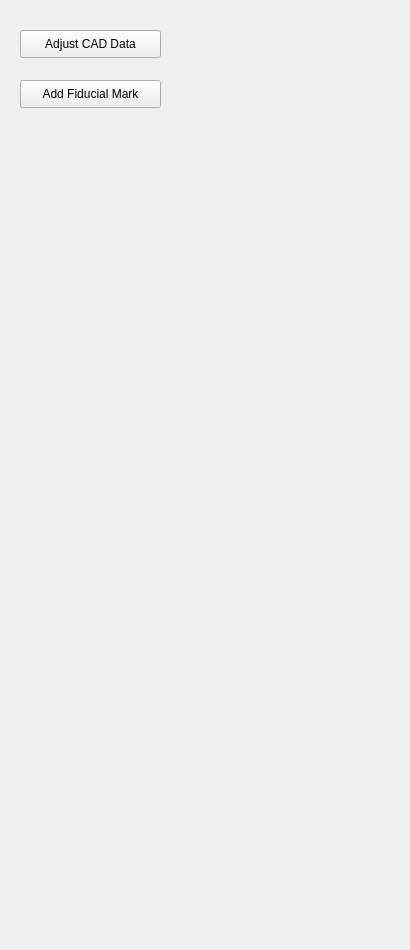
Above: DataModule/FiducialMarkWidget.ui from chuandongxu/AOI before the change. Below: the same form after it.
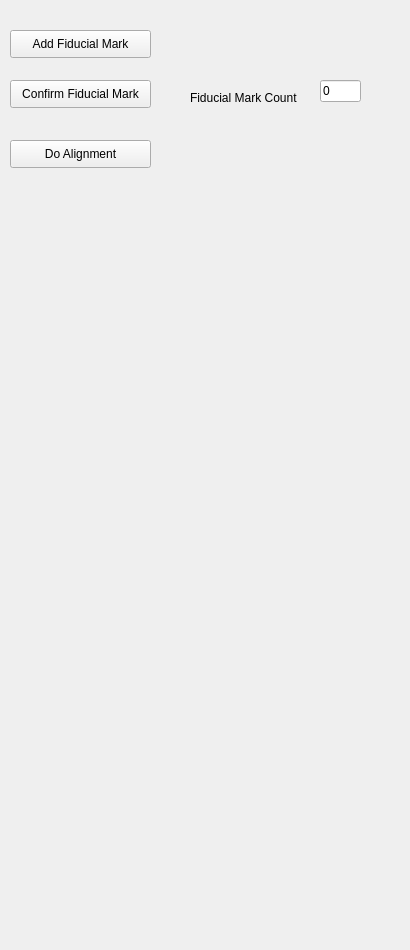
That is the form after the change.

Patch:
```diff
--- a/DataModule/FiducialMarkWidget.ui
+++ b/DataModule/FiducialMarkWidget.ui
@@ -13,24 +13,11 @@
   <property name="windowTitle">
    <string>FiducialMarkWidget</string>
   </property>
-  <widget class="QPushButton" name="btnAdjustCAD">
-   <property name="geometry">
-    <rect>
-     <x>20</x>
-     <y>30</y>
-     <width>141</width>
-     <height>28</height>
-    </rect>
-   </property>
-   <property name="text">
-    <string>Adjust CAD Data</string>
-   </property>
-  </widget>
   <widget class="QPushButton" name="btnAddFiducialMark">
    <property name="geometry">
     <rect>
-     <x>20</x>
-     <y>80</y>
+     <x>10</x>
+     <y>30</y>
      <width>141</width>
      <height>28</height>
     </rect>
@@ -39,6 +26,58 @@
     <string>Add Fiducial Mark</string>
    </property>
   </widget>
+  <widget class="QPushButton" name="btnConfirmFiducialMark">
+   <property name="geometry">
+    <rect>
+     <x>10</x>
+     <y>80</y>
+     <width>141</width>
+     <height>28</height>
+    </rect>
+   </property>
+   <property name="text">
+    <string>Confirm Fiducial Mark</string>
+   </property>
+  </widget>
+  <widget class="QLineEdit" name="lineEditFiducialMark">
+   <property name="geometry">
+    <rect>
+     <x>320</x>
+     <y>80</y>
+     <width>41</width>
+     <height>22</height>
+    </rect>
+   </property>
+   <property name="text">
+    <string>0</string>
+   </property>
+  </widget>
+  <widget class="QLabel" name="labelFiducialMarkCount">
+   <property name="geometry">
+    <rect>
+     <x>190</x>
+     <y>90</y>
+     <width>121</width>
+     <height>16</height>
+    </rect>
+   </property>
+   <property name="text">
+    <string>Fiducial Mark Count</string>
+   </property>
+  </widget>
+  <widget class="QPushButton" name="btnDoAlignment">
+   <property name="geometry">
+    <rect>
+     <x>10</x>
+     <y>140</y>
+     <width>141</width>
+     <height>28</height>
+    </rect>
+   </property>
+   <property name="text">
+    <string>Do Alignment</string>
+   </property>
+  </widget>
  </widget>
  <layoutdefault spacing="6" margin="11"/>
  <resources/>
```
